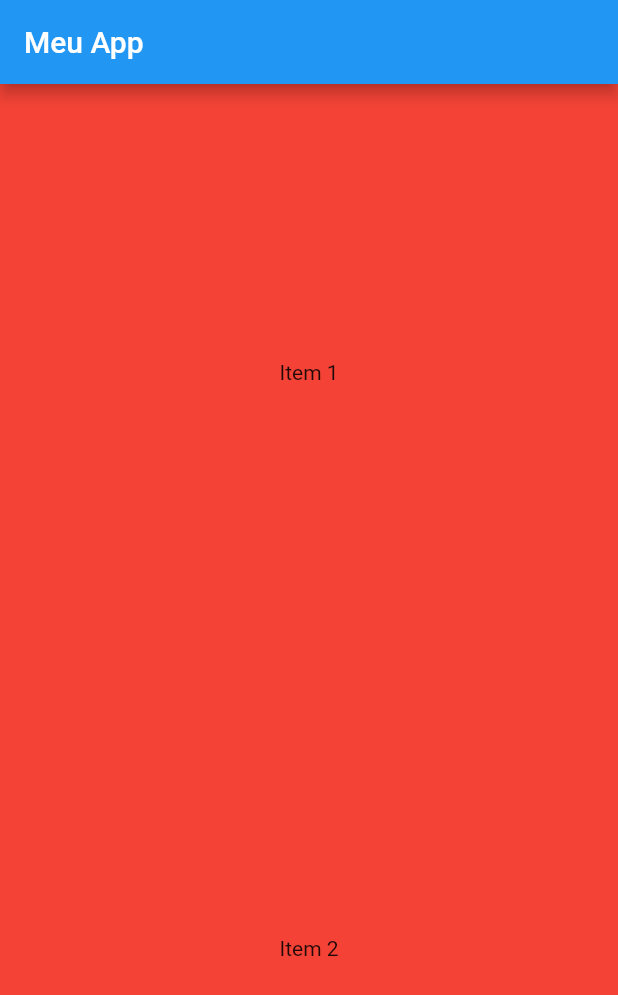
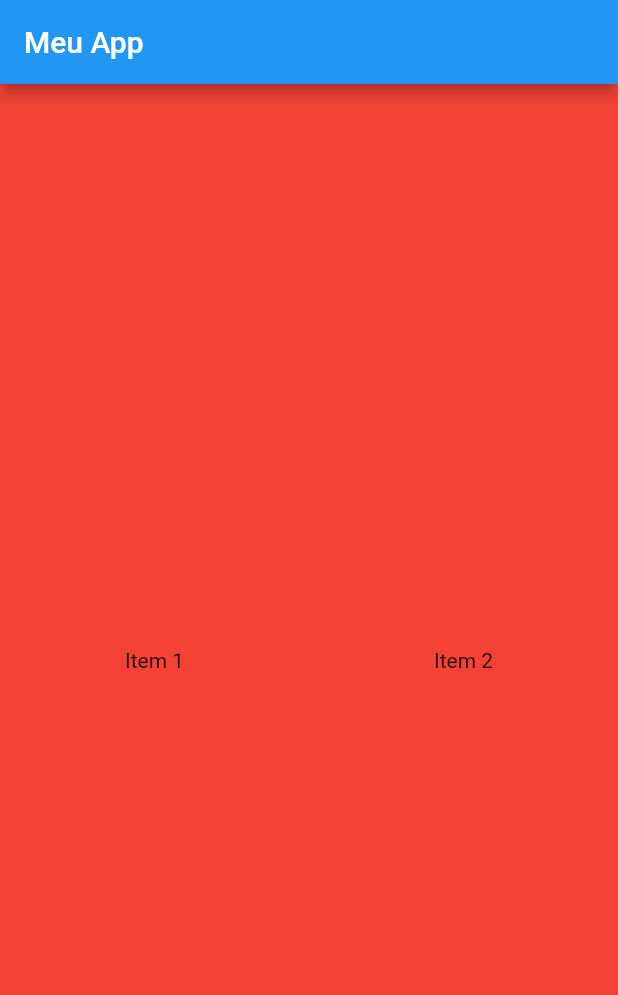
Before and after one commit to viniciusaugutis/flutter-shopping-layout, a Flutter app: the screen it shows after launch, on a phone screen of 412 x 824 dp. Shown: the top 995 px of the screen. Run offline on Flutter 3.47's test engine with Material 2 defaults, Android fonts, the phone set to English and light mode, and no system bars.

Commit message:
Utilizando row e column

```diff
--- a/lib/main.dart
+++ b/lib/main.dart
@@ -26,10 +26,14 @@ class HomePage extends StatelessWidget {
       appBar: AppBar(title: Text("Meu App")),
       body: Container(
           width: double.infinity,
+          height: double.infinity,
           color: Colors.red,
-          child: Column(
-              mainAxisAlignment: MainAxisAlignment.spaceAround, //DisplayFlex,
+          child: Row(
+              mainAxisAlignment: MainAxisAlignment.spaceAround,
               crossAxisAlignment: CrossAxisAlignment.center,
+
+              //mainAxisAlignment: MainAxisAlignment.spaceAround, //DisplayFlex,
+              //crossAxisAlignment: CrossAxisAlignment.center,
               children: <Widget>[
                 Text("Item 1"),
                 Text("Item 2"),
```
